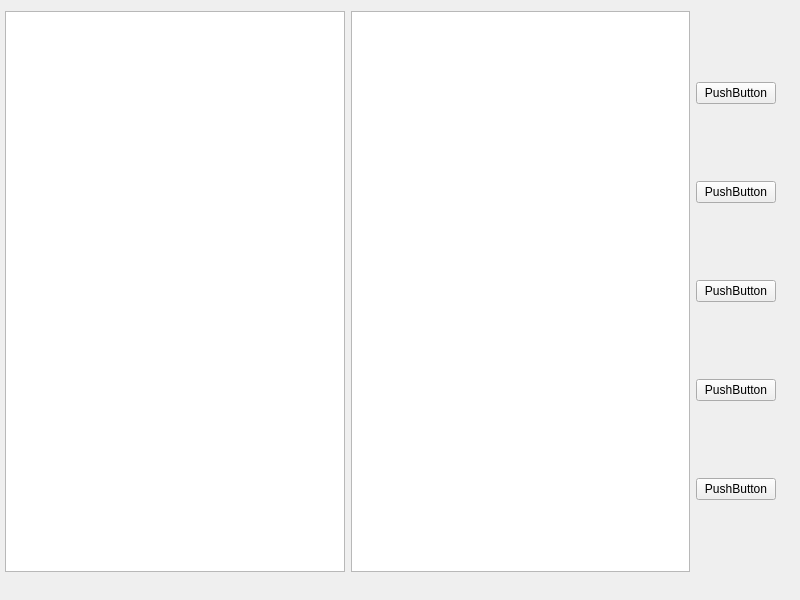
Qt form adminpage.ui (triplq/TaskManager) before a commit.
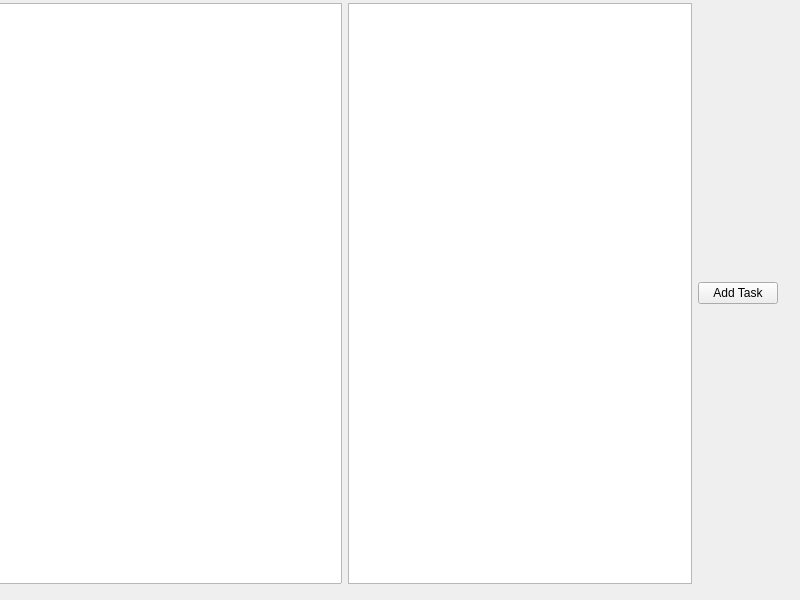
The same form after that commit.

```diff
--- a/adminpage.ui
+++ b/adminpage.ui
@@ -10,16 +10,34 @@
     <height>600</height>
    </rect>
   </property>
+  <property name="sizePolicy">
+   <sizepolicy hsizetype="Preferred" vsizetype="Preferred">
+    <horstretch>0</horstretch>
+    <verstretch>0</verstretch>
+   </sizepolicy>
+  </property>
+  <property name="minimumSize">
+   <size>
+    <width>800</width>
+    <height>600</height>
+   </size>
+  </property>
+  <property name="maximumSize">
+   <size>
+    <width>800</width>
+    <height>600</height>
+   </size>
+  </property>
   <property name="windowTitle">
    <string>Form</string>
   </property>
-  <widget class="QWidget" name="layoutWidget">
+  <widget class="QWidget" name="">
    <property name="geometry">
     <rect>
-     <x>5</x>
-     <y>11</y>
-     <width>771</width>
-     <height>561</height>
+     <x>-3</x>
+     <y>3</y>
+     <width>781</width>
+     <height>581</height>
     </rect>
    </property>
    <layout class="QHBoxLayout" name="horizontalLayout">
@@ -30,43 +48,11 @@
      <widget class="QTableView" name="usersView"/>
     </item>
     <item>
-     <layout class="QVBoxLayout" name="verticalLayout">
-      <item>
-       <widget class="QPushButton" name="pushButton">
-        <property name="text">
-         <string>PushButton</string>
-        </property>
-       </widget>
-      </item>
-      <item>
-       <widget class="QPushButton" name="pushButton_2">
-        <property name="text">
-         <string>PushButton</string>
-        </property>
-       </widget>
-      </item>
-      <item>
-       <widget class="QPushButton" name="pushButton_3">
-        <property name="text">
-         <string>PushButton</string>
-        </property>
-       </widget>
-      </item>
-      <item>
-       <widget class="QPushButton" name="pushButton_4">
-        <property name="text">
-         <string>PushButton</string>
-        </property>
-       </widget>
-      </item>
-      <item>
-       <widget class="QPushButton" name="pushButton_5">
-        <property name="text">
-         <string>PushButton</string>
-        </property>
-       </widget>
-      </item>
-     </layout>
+     <widget class="QPushButton" name="addTaskButton">
+      <property name="text">
+       <string>Add Task</string>
+      </property>
+     </widget>
     </item>
    </layout>
   </widget>
```
Left out of the diff: 4 changed lines with no effect on the pictures.
